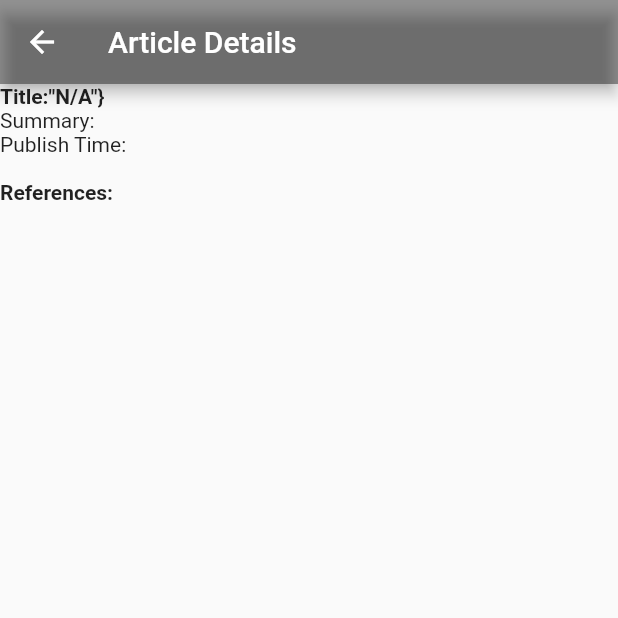
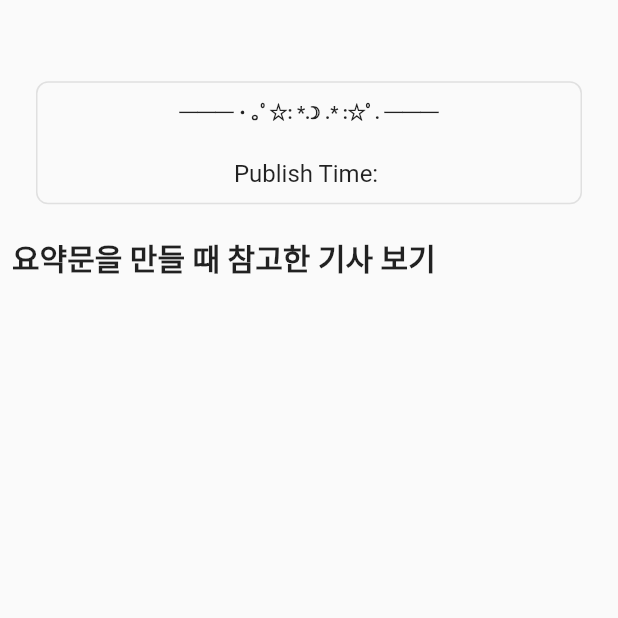
Before and after one commit to Odung2/meanwhile-front, a Flutter app: the ArticleDetailsScreen screen opened directly with empty values, on a phone screen of 412 x 824 dp, the top half of it. Run offline on Flutter 3.47's test engine with Material 2 defaults, Android fonts, the phone set to English and light mode, and no system bars; our stand-ins replace google_nav_bar, line_icons, shared_preferences; missing offline and left inert: animated_login, dart:ffi, flutter_inappwebview; accounts and stored records are empty; statements that could not run were skipped.

Commit message:
2023-07-26 15:02 jiyeon
검색하면 refresh됨

```diff
--- a/lib/search.dart
+++ b/lib/search.dart
@@ -49,12 +49,15 @@ class _SearchScreenState extends State<SearchScreen> {
   @override
   void initState() {
     super.initState();
-    _fetchArticles();
+    // _fetchArticles();
   }
 
   // Function to fetch articles from the Spring Boot server
-  Future<void> _fetchArticles() async {
-    final keywords = _searchController.text; // 검색어 가져오기
+  Future<void> _fetchArticles(String keywords) async {
+    // final keywords = _searchController.text; // 검색어 가져오기
+    // final keywords = keywords; // 검색어 가져오기
+
+    print(keywords);
     final queryParams = {
       'keywords': keywords.isNotEmpty ? keywords : 'default_keywords_here' // 검색어가 비어있으면 기본 값 전달
     };
@@ -76,7 +79,7 @@ class _SearchScreenState extends State<SearchScreen> {
             summary: item['summary'],
             publishTime: item['publishTime'],
             references: List<String>.from(item['references'] ?? []),
-            refTitle: List<String>.from(item['refTitles'] ?? []),
+            refTitle: List<String>.from (item['refTitles'] ?? []),
             imageLink: item['imageLink'],
           );
           articles.add(article);
@@ -95,47 +98,52 @@ class _SearchScreenState extends State<SearchScreen> {
   }
 
   // Function to search articles on Spring Boot server
-  Future<void> _searchArticles(String keyword) async {
-
-    final request = '$baseUrl/articles?keywords=$keyword';
-    // final request = '$baseUrl/articles';
-    try {
-      final response = await http.get(Uri.parse(request));
-      if (response.statusCode == 200) {
-        final jsonData = json.decode(response.body);
-        List<Article> articles = [];
-        for (var item in jsonData) {
-          Article article = Article(
-              // title: item['title'],
-              summary: item['summary'],
-              publishTime: item['publishTime'],
-              references: item['references'],
-              refTitle: item['refTitles'],
-              imageLink: item['imageLink']
-          );
-          articles.add(article);
-        }
-        setState(() {
-          _articles = articles;
-        });
-      } else {
-        // Handle error if the server request fails
-        print('Failed to fetch articles. Error: ${response.statusCode}');
-      }
-    } catch (e) {
-      // Handle any other errors that may occur during the request
-      print('Error: $e');
-    }
-  }
+  // Future<void> _searchArticles(String keyword) async {
+  //
+  //   final request = '$baseUrl/articles?keywords=$keyword';
+  //   // final request = '$baseUrl/articles';
+  //   try {
+  //     final response = await http.get(Uri.parse(request));
+  //     if (response.statusCode == 200) {
+  //       final jsonData = json.decode(response.body);
+  //       List<Article> articles = [];
+  //       for (var item in jsonData) {
+  //         Article article = Article(
+  //             // title: item['title'],
+  //             summary: item['summary'],
+  //             publishTime: item['publishTime'],
+  //             references: item['references'],
+  //             refTitle: item['refTitles'],
+  //             imageLink: item['imageLink']
+  //         );
+  //         articles.add(article);
+  //       }
+  //       setState(() {
+  //         _articles = articles;
+  //       });
+  //     } else {
+  //       // Handle error if the server request fails
+  //       print('Failed to fetch articles. Error: ${response.statusCode}');
+  //     }
+  //   } catch (e) {
+  //     // Handle any other errors that may occur during the request
+  //     print('Error: $e');
+  //   }
+  // }
 
 
   @override
   Widget build(BuildContext context) {
+    final width = MediaQuery.of(context).size.width;
+    final height = MediaQuery.of(context).size.height;
     return Scaffold(
-      appBar: AppBar(title: Text('Article Search')),
+      // appBar: AppBar(title: Text('Article Search')),
       body: Column(
         children: [
           // 검색창
+          Container(
+            height: height*0.05,
+          ),
           Padding(
             padding: EdgeInsets.all(16),
             child: TextField(
@@ -144,24 +152,49 @@ class _SearchScreenState extends State<SearchScreen> {
                 hintText: '검색어를 입력하세요',
                 border: OutlineInputBorder(),
               ),
+              onSubmitted: (keyword) {
+                _fetchArticles(keyword); // 검색 수행
+              },
             ),
           ),
           // 검색 버튼
-          ElevatedButton(
-            onPressed: _fetchArticles,
-            child: Text('검색'),
-          ),
+          // ElevatedButton(
+          //   // onPressed: _fetchArticles,
+          //   onPressed: (){
+          //     // 검색 버튼이 눌렸을 때 검색 수행
+          //     final keywords = _searchController.text;
+          //     // _searchArticles(keywords);
+          //     _fetchArticles(keywords);
+          //   },
+          //   child: Text('검색'),
+          // ),
           // 검색 결과 출력
           Expanded(
-            child: _buildTimeline(),
+            child: FutureBuilder(
+              future: Future.value(_articles),
+              builder: (context, snapshot) {
+                if (snapshot.connectionState == ConnectionState.waiting) {
+                  return Center(child: CircularProgressIndicator());
+                } else if (snapshot.hasData) {
+                  // 데이터가 있을 경우 ListView.builder로 검색 결과 표시
+                  return _buildTimeline(_articles);
+                } else {
+                  // 데이터가 없을 경우 빈 화면 표시
+                  return Center(child: Text('검색 결과가 없습니다.'));
+                }
+              },
+            ),
           ),
+          // Expanded(
+          //   child: _buildTimeline(),
+          // ),
         ],
       ),
     );
   }
 
 
-  Widget _buildTimeline() {
+  Widget _buildTimeline(_articles) {
     return ListView.builder(
       itemCount: _articles.length,
       itemBuilder: (context, index) {
@@ -202,42 +235,82 @@ class _ArticleDetailsScreenState extends State<ArticleDetailsScreen> {
   @override
   void initState() {
     super.initState();
-    // 기사의 참조 제목과 좋아요 상태를 LikeStatus 객체로 변환하여 리스트에 추가
-    // _likeStatusList = widget.article.refTitle
-    //     .map((refTitle) => LikeStatus(refTitle: refTitle, isLiked: isLiked))
-    //     .toList();
   }
-
   @override
   Widget build(BuildContext context) {
+    final width = MediaQuery.of(context).size.width;
+    final height = MediaQuery.of(context).size.height;
     return Scaffold(
-      appBar: AppBar(
-        title: Text('Article Details'),
-      ),
       body: Column(
         crossAxisAlignment: CrossAxisAlignment.start,
         children: [
-          Text(
-              'Title:"N/A"}',
-              style: TextStyle(fontWeight: FontWeight.bold),
+          Container(
+            height: height*0.05,
+          ),
+          Padding(
+            padding: const EdgeInsets.all(8.0),
+            child: Column(
+              crossAxisAlignment: CrossAxisAlignment.start,
+              children: [
+                Container(
+                  width: width,
+                  margin: const EdgeInsets.symmetric(horizontal: 16, vertical: 5.0),
+                  decoration: BoxDecoration(
+                    border: Border.all(color: const Color(0xFFE0E0E0)),
+                    borderRadius: BorderRadius.circular(8.0),
+                  ),
+                  padding: const EdgeInsets.all(10),
+                  child: Column(
+                    children: [
+                      // Text(
+                      //   '요약문',
+                      //   style: TextStyle(
+                      //     fontWeight: FontWeight.bold,
+                      //     fontSize: 24,
+                      //   ),
+                      // ),
+                      Text(
+                        '─── ･ ｡ﾟ☆: *.☽ .* :☆ﾟ. ───',
+                        style: TextStyle(
+                          fontWeight: FontWeight.bold,
+                          fontSize: 12,
+                        ),
+                      ),
+                      Text(
+                        '${widget.article.summary}',
+                        style: TextStyle(
+                          fontWeight: FontWeight.bold,
+                          fontSize: 20,
+                        ),
+                      ),
+                      Text(
+                        'Publish Time: ${widget.article.publishTime ?? "N/A"}',
+                        style: TextStyle(
+                          // fontWeight: FontWeight.bold,
+                          fontSize: 16,
+                        ),
+                      ),
+                    ],
+                  ),
+                ),
+
+                SizedBox(height: 16),
+                Text(
+                  '요약문을 만들 때 참고한 기사 보기',
+                  style: TextStyle(
+                    fontWeight: FontWeight.bold,
+                    fontSize: 20,
+                  ),
+                ),
+              ],
             ),
-            Text('Summary: ${widget.article.summary}'),
-            Text('Publish Time: ${widget.article.publishTime ?? "N/A"}'),
-            SizedBox(height: 16),
-            Text(
-              'References:',
-              style: TextStyle(fontWeight: FontWeight.bold),
-            ),
+          ),
           Expanded(
             child: ListView.builder(
               itemCount: widget.article.references?.length ?? 0,
               itemBuilder: (context, index) {
                 final refTitle = widget.article.refTitle?[index] ?? "N/A";
                 final reference = widget.article.references?[index] ?? "N/A";
-                // final likeStatus = _likeStatusList.firstWhere(
-                //       (status) => status.refTitle == refTitle,
-                //   orElse: () => LikeStatus(refTitle: refTitle),
-                // );
                 final isLiked = widget.article.isLiked[index];
 
                 return GestureDetector(
```
